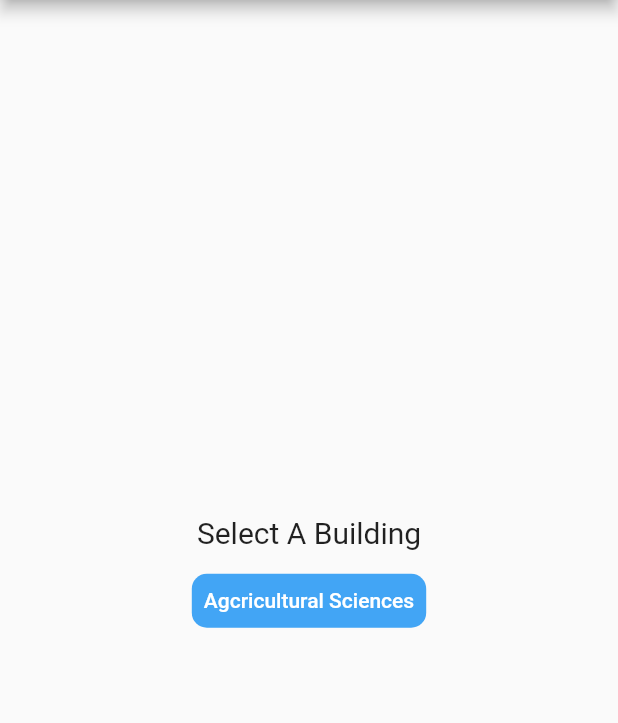
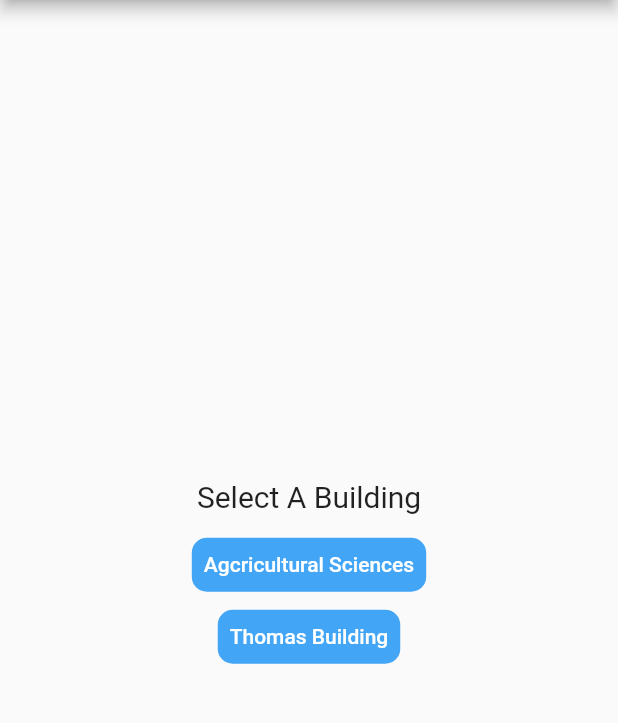
Before and after one commit to KeysGilbert/HackPSU-Project, a Flutter app: the screen it shows after launch, on a phone screen of 412 x 824 dp, the part 84-807 px from its top. Run offline on Flutter 3.47's test engine with Material 2 defaults, Android fonts, the phone set to English and light mode, and no system bars; our stand-ins replace webview_flutter.

Commit message:
add button for Thomas bldg

```diff
--- a/stumap/lib/HomePage.dart
+++ b/stumap/lib/HomePage.dart
@@ -1,5 +1,6 @@
 import 'package:flutter/material.dart';
 import 'package:stumap/AgSci.dart';
+import 'Thomas.dart';
 
 class HomePage extends StatelessWidget {
   const HomePage({Key? key}) : super(key: key);
@@ -37,6 +38,21 @@ class HomePage extends StatelessWidget {
                       MaterialPageRoute(builder: (context) => AgSci()));
                 },
               ),
+              TextButton(
+                child: Text(
+                  'Thomas Building',
+                  style: TextStyle(color: Colors.white),
+                ),
+                style: ButtonStyle(
+                    backgroundColor:
+                        MaterialStateProperty.all(Colors.blue[400]),
+                    shape: MaterialStateProperty.all(RoundedRectangleBorder(
+                        borderRadius: BorderRadius.circular(10)))),
+                onPressed: () {
+                  Navigator.push(context,
+                      MaterialPageRoute(builder: (context) => Thomas()));
+                },
+              ),
             ],
           ),
         ),
```
